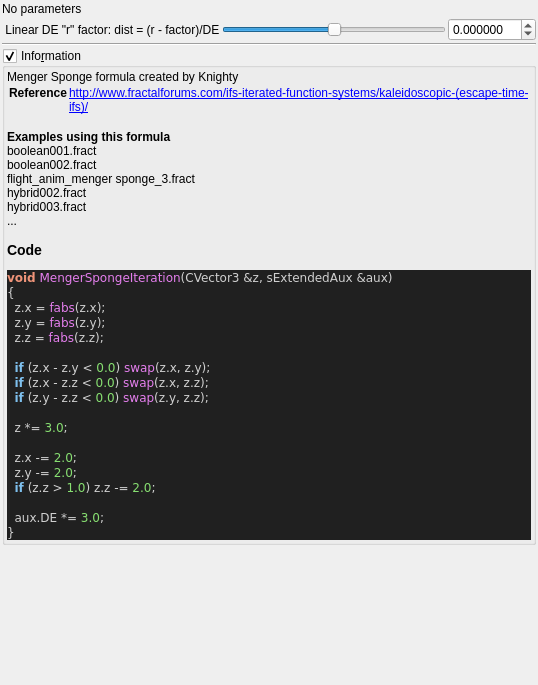
Old version of the form mandelbulber2/qt_data/fractal_menger_sponge.ui in the repository buddhi1980/mandelbulber2.
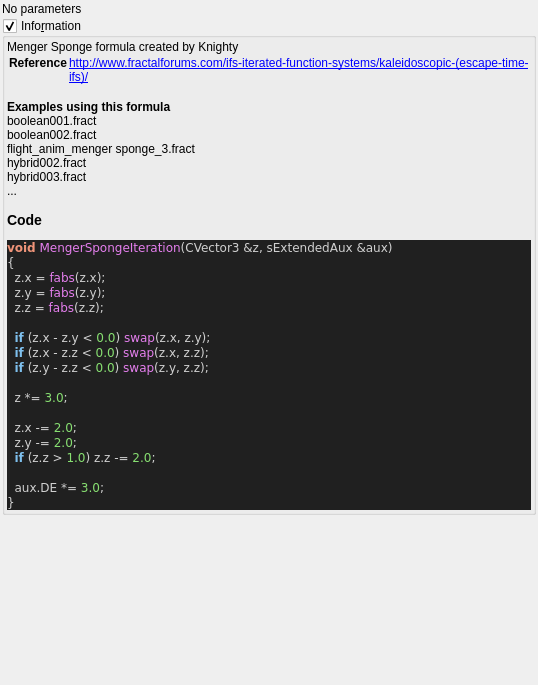
New version of the form. Custom widgets are drawn as their Qt base class.

Diff of the .ui file:
```diff
--- a/mandelbulber2/qt_data/fractal_menger_sponge.ui
+++ b/mandelbulber2/qt_data/fractal_menger_sponge.ui
@@ -36,77 +36,6 @@
      </property>
     </widget>
    </item>
-   <item>
-    <layout class="QGridLayout" name="gridLayout_5">
-     <item row="1" column="0">
-      <widget class="QLabel" name="label_180">
-       <property name="text">
-        <string> Linear DE &quot;r&quot; factor: dist = (r - factor)/DE</string>
-       </property>
-      </widget>
-     </item>
-     <item row="1" column="1">
-      <widget class="QSlider" name="slider_analyticDE_factor_2">
-       <property name="sizePolicy">
-        <sizepolicy hsizetype="Expanding" vsizetype="Maximum">
-         <horstretch>0</horstretch>
-         <verstretch>0</verstretch>
-        </sizepolicy>
-       </property>
-       <property name="minimum">
-        <number>-5000000</number>
-       </property>
-       <property name="maximum">
-        <number>5000000</number>
-       </property>
-       <property name="value">
-        <number>0</number>
-       </property>
-       <property name="sliderPosition">
-        <number>0</number>
-       </property>
-       <property name="orientation">
-        <enum>Qt::Horizontal</enum>
-       </property>
-      </widget>
-     </item>
-     <item row="1" column="2">
-      <widget class="MyDoubleSpinBox" name="spinbox_analyticDE_factor_2">
-       <property name="sizePolicy">
-        <sizepolicy hsizetype="Minimum" vsizetype="Maximum">
-         <horstretch>0</horstretch>
-         <verstretch>0</verstretch>
-        </sizepolicy>
-       </property>
-       <property name="prefix">
-        <string/>
-       </property>
-       <property name="suffix">
-        <string/>
-       </property>
-       <property name="decimals">
-        <number>6</number>
-       </property>
-       <property name="minimum">
-        <double>-99.989999999999995</double>
-       </property>
-       <property name="maximum">
-        <double>99.989999999999995</double>
-       </property>
-       <property name="singleStep">
-        <double>0.100000000000000</double>
-       </property>
-      </widget>
-     </item>
-     <item row="2" column="0" colspan="3">
-      <widget class="Line" name="line_12">
-       <property name="orientation">
-        <enum>Qt::Horizontal</enum>
-       </property>
-      </widget>
-     </item>
-    </layout>
-   </item>
    <item>
     <widget class="MyGroupBox" name="groupCheck_info">
      <property name="title">
@@ -200,11 +129,6 @@
    <header>my_group_box.h</header>
    <container>1</container>
   </customwidget>
-  <customwidget>
-   <class>MyDoubleSpinBox</class>
-   <extends>QDoubleSpinBox</extends>
-   <header>my_double_spin_box.h</header>
-  </customwidget>
  </customwidgets>
  <tabstops>
   <tabstop>groupCheck_info</tabstop>
```
